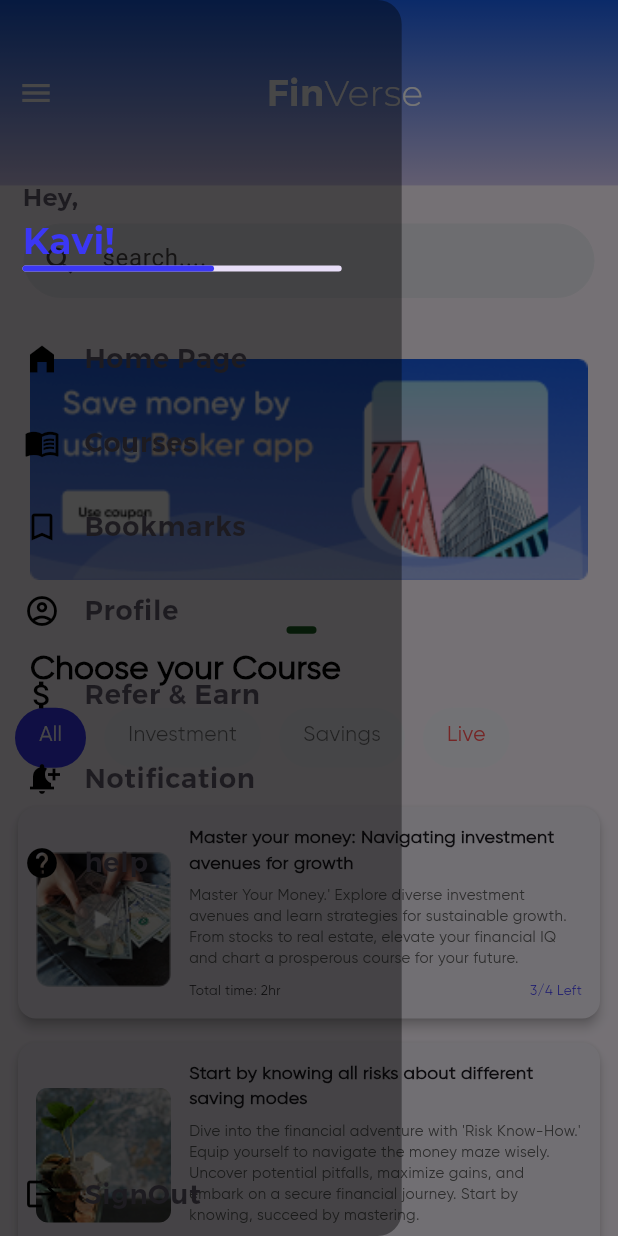
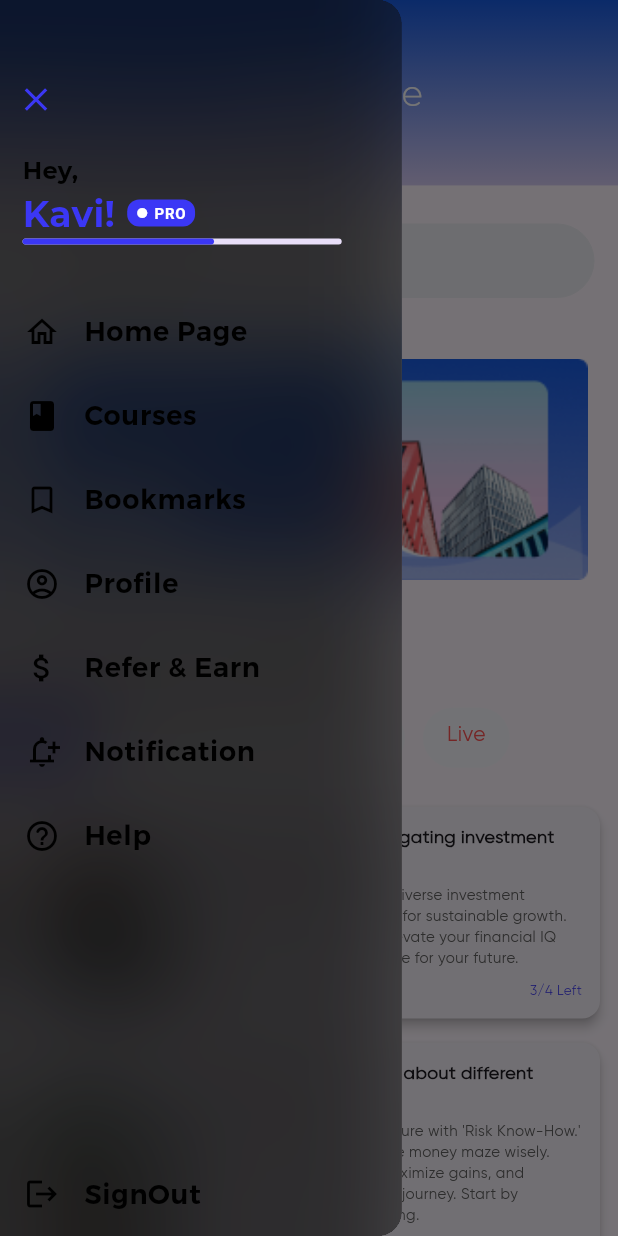
Before and after one commit to MAHESWARI-ROUT/Finverse, a Flutter app: the HomeView screen opened directly, with the side drawer open, on a phone screen of 412 x 824 dp. Run offline on Flutter 3.47's test engine with Material 3 defaults, Android fonts, the light colour scheme and no system bars; drawn by our look-alikes of carousel_slider; our stand-ins replace dotted_border, font_awesome_flutter, get, image_picker.

Commit message:
drawer updated

```diff
--- a/lib/widgets/main_drawer.dart
+++ b/lib/widgets/main_drawer.dart
@@ -1,20 +1,76 @@
+import 'dart:ui';
+
 import 'package:finverse/common/app_colors.dart';
 import 'package:finverse/common/device_utilities.dart';
 import 'package:finverse/common/fonts.dart';
 import 'package:flutter/material.dart';
+import 'package:get/get.dart';
+import 'package:get/get_core/src/get_main.dart';
 
 class MainDrawer extends StatelessWidget {
-  const MainDrawer({super.key, required this.onSelectScreen});
+   MainDrawer({super.key, required this.onSelectScreen});
   final void Function(String identifier) onSelectScreen;
+
+  final List<Map<String, dynamic>> drawerItems = [
+    {
+      'title': 'Home Page',
+      'icon': Icons.home_outlined,
+      'route': '/', // or null if no navigation
+    },
+    {
+      'title': 'Courses',
+      'icon': Icons.book,
+      'route': null,
+    },
+    {
+      'title': 'Bookmarks',
+      'icon': Icons.bookmark_border,
+      'route': null,
+    },
+    {
+      'title': 'Profile',
+      'icon': Icons.account_circle_outlined,
+      'route': '/profile',
+    },
+    {
+      'title': 'Refer & Earn',
+      'icon': Icons.attach_money,
+      'route': '/refer',
+    },
+    {
+      'title': 'Notification',
+      'icon': Icons.notification_add_outlined,
+      'route': null,
+    },
+    {
+      'title': 'Help',
+      'icon': Icons.help_outline_rounded,
+      'route': null,
+    },
+  ];
+
 
   @override
   Widget build(BuildContext context) {
     return Drawer(
       width: DeviceUtilities.screenWidth(context) * 0.65,
       backgroundColor: const Color.fromARGB(100, 0, 0, 0),
-      child: Column(
+      child: Stack(
         children: [
-          SizedBox(height: 120),
+          BackdropFilter(
+            filter: ImageFilter.blur(sigmaX: 30.0, sigmaY: 30.0),
+            child: Container(color: Colors.black.withOpacity(0.3)),
+          ),
+          Column(
+            crossAxisAlignment: CrossAxisAlignment.start,
+            children: [
+              SizedBox(height: 42),
+              IconButton(
+                icon: const Icon(Icons.close, color: AppColors.mainColor,size: 26,),
+                onPressed: () => Navigator.of(context).pop(),
+                tooltip: 'Close Drawer',
+              ),
+              SizedBox(height: 12,),
               Padding(
                 padding: const EdgeInsets.only(left: 15.0),
                 child: Align(
@@ -24,21 +80,47 @@ class MainDrawer extends StatelessWidget {
                     style: Fonts.montserrat.copyWith(
                       fontSize: 16,
                       fontWeight: FontWeight.bold,
+                      color: AppColors.textBk,
                     ),
                   ),
                 ),
               ),
               Padding(
                 padding: const EdgeInsets.only(left: 15.0),
-            child: Align(
-              alignment: Alignment.centerLeft,
-              child: Text(
+                child: Row(
+                  mainAxisAlignment: MainAxisAlignment.start,
+                  children: [
+                    Text(
                       'Kavi!',
                       style: Fonts.montserratBold.copyWith(
                         fontSize: 24,
                         color: AppColors.mainColor,
                       ),
                     ),
+                    const SizedBox(width: 8),
+                    Container(
+                      padding: const EdgeInsets.symmetric(horizontal: 6, vertical: 2),
+                      decoration: BoxDecoration(
+                        color: AppColors.mainColor,
+                        borderRadius: BorderRadius.circular(8),
+                      ),
+                      child: const Row(
+                        children: [
+                          Icon(Icons.brightness_1, size: 8, color: AppColors.highlightColor),
+                          SizedBox(width: 4),
+                          Text(
+                            'PRO',
+                            style: TextStyle(
+                              fontSize: 10,
+                              fontWeight: FontWeight.bold,
+                              color: AppColors.highlightColor,
+                              letterSpacing: 0.5,
+                            ),
+                          ),
+                        ],
+                      ),
+                    ),
+                  ],
                 ),
               ),
               Padding(
@@ -50,82 +132,43 @@ class MainDrawer extends StatelessWidget {
                 ),
               ),
               SizedBox(height: 30),
-          ListTile(
+              ...drawerItems.map((item) {
+                return ListTile(
                   title: Text(
-              'Home Page',
-              style: Fonts.montserratSemiBold.copyWith(fontSize: 18),
-            ),
-            leading: const Icon(Icons.home_filled, color: AppColors.textBk),
-            onTap: () {},
-          ),
-          ListTile(
-            title: Text(
-              'Courses',
-              style: Fonts.montserratSemiBold.copyWith(fontSize: 18),
-            ),
-            leading: const Icon(
-              Icons.menu_book_outlined,
+                    item['title'],
+                    style: Fonts.montserratSemiBold.copyWith(
+                      fontSize: 18,
                       color: AppColors.textBk,
                     ),
-            onTap: () {},
                   ),
-          ListTile(
-            title: Text(
-              'Bookmarks',
-              style: Fonts.montserratSemiBold.copyWith(fontSize: 18),
-            ),
-            leading: const Icon(Icons.bookmark_border, color: AppColors.textBk),
-            onTap: () {},
-          ),
-          ListTile(
-            title: Text(
-              'Profile',
-              style: Fonts.montserratSemiBold.copyWith(fontSize: 18),
-            ),
-            leading: const Icon(
-              Icons.account_circle_outlined,
-              color: AppColors.textBk,
-            ),
-            onTap: () {},
-          ),
-          ListTile(
-            title: Text(
-              'Refer & Earn',
-              style: Fonts.montserratSemiBold.copyWith(fontSize: 18),
-            ),
-            leading: const Icon(Icons.attach_money, color: AppColors.textBk),
-            onTap: () {},
-          ),
-          ListTile(
-            title: Text(
-              'Notification',
-              style: Fonts.montserratSemiBold.copyWith(fontSize: 18),
-            ),
-            leading: const Icon(
-              Icons.notification_add,
-              color: AppColors.textBk,
-            ),
-            onTap: () {},
-          ),
-          ListTile(
-            title: Text(
-              'help',
-              style: Fonts.montserratSemiBold.copyWith(fontSize: 18),
-            ),
-            leading: const Icon(Icons.help, color: AppColors.textBk),
-            onTap: () {},
-          ),
+                  leading: Icon(item['icon'], color: AppColors.textBk),
+                  onTap: () {
+                    Navigator.of(context).pop();
+
+                    // Navigate to item's route, or to '/error' if route is null
+                    final route = item['route'] ?? '/error';
+                    Get.toNamed(route);
+                  },
+                );
+              }).toList(),
+
+
               Spacer(),
               ListTile(
                 title: Text(
                   'SignOut',
-              style: Fonts.montserratSemiBold.copyWith(fontSize: 18),
+                  style: Fonts.montserratSemiBold.copyWith(
+                    fontSize: 18,
+                    color: AppColors.textBk,
+                  ),
                 ),
                 leading: const Icon(Icons.logout, color: AppColors.textBk),
                 onTap: () {},
               ),
             ],
           ),
+        ],
+      ),
     );
   }
 }
```
Also changed, not shown: lib/main.dart (+12 -1 lines), lib/views/error_view.dart (+65 -2 lines), lib/views/profile_view.dart (+13 -1 lines). Lines whose indentation alone changed are shown as unchanged.
